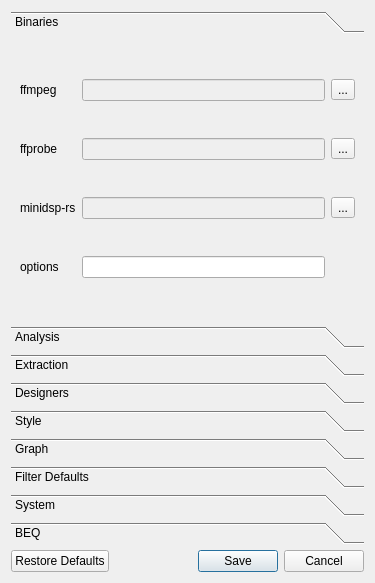
Old version of the form src/main/python/ui/preferences.ui in the repository 3ll3d00d/beqdesigner.
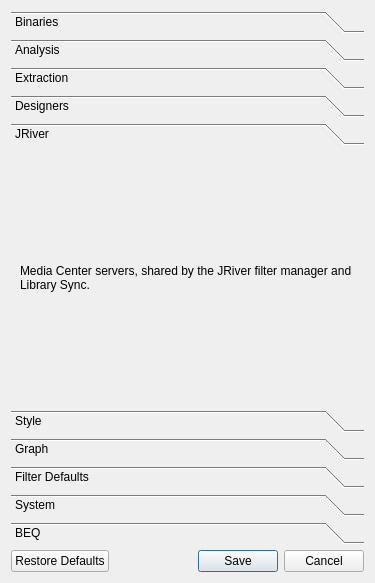
New version of the form. The open tabs and pages were chosen to show the change.

Commit message: Move JRiver server management to a Preferences pane shared with Library Sync

Diff of the .ui file:
```diff
--- a/src/main/python/ui/preferences.ui
+++ b/src/main/python/ui/preferences.ui
@@ -427,6 +427,31 @@
          </item>
         </layout>
        </widget>
+       <widget class="QWidget" name="jriverPage">
+        <property name="geometry">
+         <rect>
+          <x>0</x>
+          <y>0</y>
+          <width>361</width>
+          <height>273</height>
+         </rect>
+        </property>
+        <attribute name="label">
+         <string>JRiver</string>
+        </attribute>
+        <layout class="QVBoxLayout" name="jriverPane">
+         <item>
+          <widget class="QLabel" name="jriverHelpLabel">
+           <property name="text">
+            <string>Media Center servers, shared by the JRiver filter manager and Library Sync.</string>
+           </property>
+           <property name="wordWrap">
+            <bool>true</bool>
+           </property>
+          </widget>
+         </item>
+        </layout>
+       </widget>
        <widget class="QWidget" name="stylePage">
         <property name="geometry">
          <rect>
```
The commit also changes 9 other files.
